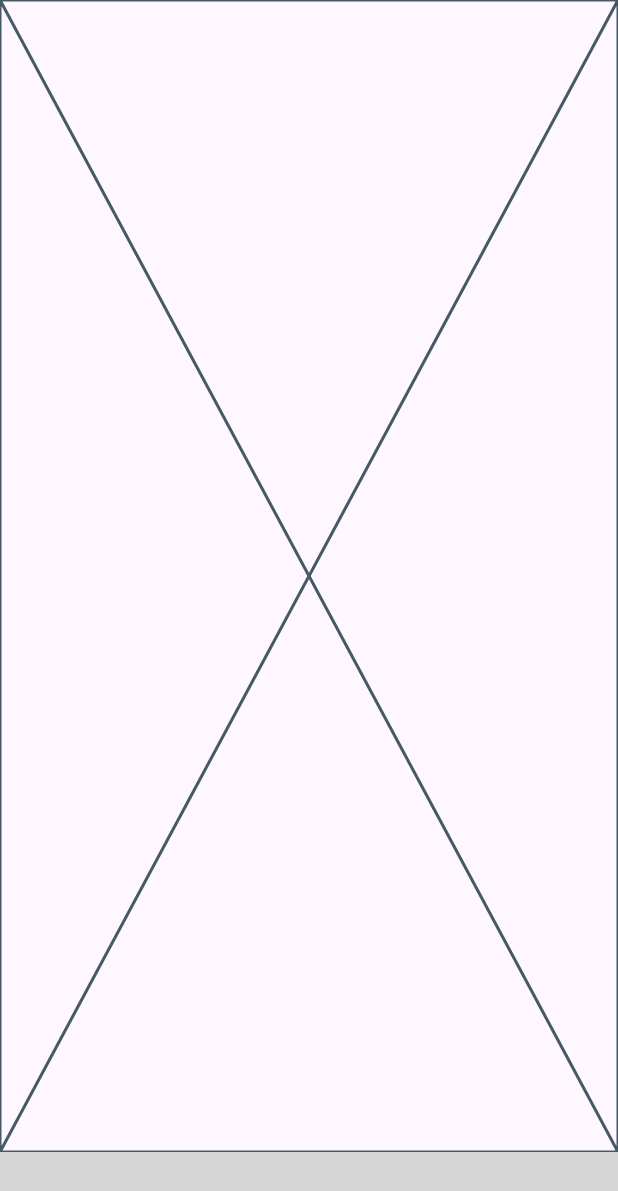
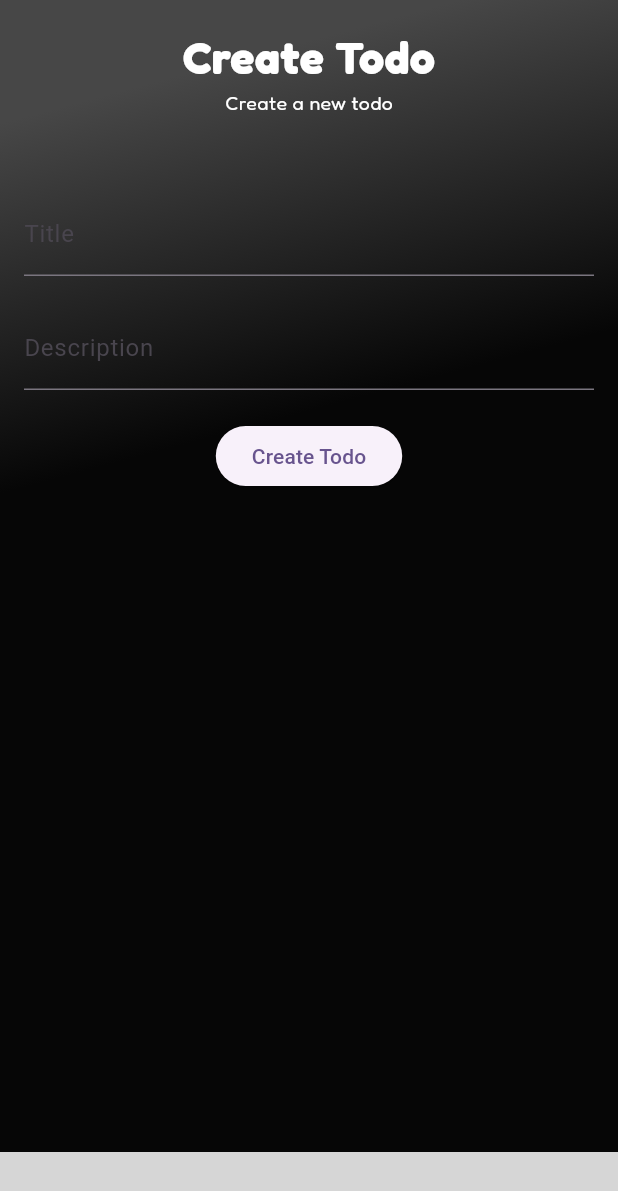
Before and after one commit to AbuBakar044/todo_app_batch_9, a Flutter app: the BottomBarScreen screen opened directly, swiped to page 2, on a phone screen of 412 x 824 dp. Shown: the top 1191 px of the screen. Run offline on Flutter 3.47's test engine with Material 3 defaults, Android fonts, the phone set to English and light mode, and no system bars; our stand-ins replace cloud_firestore, firebase_auth, firebase_core, get, google_fonts, google_sign_in and 1 more; missing offline and left inert: bottom_bar; accounts and stored records are empty; grey boxes are pictures that could not be loaded.

Commit message:
Added Todos to Firebase
Added Todos to Firebase

```diff
--- a/lib/constants/constants.dart
+++ b/lib/constants/constants.dart
@@ -1,4 +1,5 @@
 import 'package:flutter/material.dart';
+import 'package:get/get.dart';
 import 'package:google_fonts/google_fonts.dart';
 
 import '../utils/colors.dart';
@@ -10,7 +11,7 @@ const kTodosCollection = 'todos';
 
 //Fonts
 
- String? kFreedokaFont = GoogleFonts.fredoka().fontFamily;
+String? kFreedokaFont = GoogleFonts.fredoka().fontFamily;
 
 //App Gradient
 
@@ -34,3 +35,12 @@ String? customValidator(String? val) {
     return '*please fill this field';
   }
 }
+
+Widget bgContainer({Widget? child}) {
+  return Container(
+    height: Get.height,
+    width: Get.width,
+    decoration: BoxDecoration(gradient: appGradient()),
+    child: child,
+  );
+}
--- /dev/null
+++ b/lib/controllers/createtodo/create_todo_controller.dart
@@ -0,0 +1,39 @@
+import 'package:cloud_firestore/cloud_firestore.dart';
+import 'package:get/get.dart';
+import 'package:shared_preferences/shared_preferences.dart';
+import 'package:todo_app_batch_9/constants/constants.dart';
+
+class CreateToDoController extends GetxController {
+  String? userId;
+  @override
+  void onInit() {
+    getUserId;
+    super.onInit();
+  }
+
+  Future<void> getUserId() async {
+    print('......................This is User ID');
+    SharedPreferences sharedPreferences = await SharedPreferences.getInstance();
+
+    if (sharedPreferences.containsKey('user')) {
+      userId = sharedPreferences.getString('user');
+
+
+      print('......................This is User ID $userId');
+    }
+  }
+
+  Future<void> saveTodoToDB(String title, String desc) async {
+    FirebaseFirestore firebaseFirestore = FirebaseFirestore.instance;
+
+    firebaseFirestore
+        .collection(kUserCollection)
+        .doc(userId)
+        .update({'todo': FieldValue.arrayUnion([{
+           'title': title,
+           'dessc':desc,
+        }
+
+        ])});
+  }
+}
--- a/lib/view/bottom_bar_screen.dart
+++ b/lib/view/bottom_bar_screen.dart
@@ -21,7 +21,7 @@ class _BottomBarScreenState extends State<BottomBarScreen> {
         controller: _pageController,
         children: [
           HomeScreen(),
-          CreateToDoScreen(),
+          CreateTodoScreen(),
           CalenderScreen(),
         ],
         onPageChanged: (index) {
--- a/lib/view/createtodo/create_todo_screen.dart
+++ b/lib/view/createtodo/create_todo_screen.dart
@@ -1,15 +1,105 @@
 import 'package:flutter/material.dart';
+import 'package:get/get.dart';
+import 'package:todo_app_batch_9/constants/constants.dart';
+import 'package:todo_app_batch_9/controllers/createtodo/create_todo_controller.dart';
 
-class CreateToDoScreen extends StatefulWidget {
-  const CreateToDoScreen({super.key});
+import '../../utils/colors.dart';
+import '../../widgets/my_text.dart';
+
+class CreateTodoScreen extends StatefulWidget {
+  CreateTodoScreen({super.key});
 
   @override
-  State<CreateToDoScreen> createState() => _CreateToDoScreenState();
+  State<CreateTodoScreen> createState() => _CreateTodoScreenState();
 }
 
-class _CreateToDoScreenState extends State<CreateToDoScreen> {
+class _CreateTodoScreenState extends State<CreateTodoScreen> {
+  final TextEditingController titleController = TextEditingController();
+
+  final TextEditingController descriptionController = TextEditingController();
+
+  final creatTodoCtrl = Get.put<CreateToDoController>(CreateToDoController());
+
+  @override
+  void initState() {
+    creatTodoCtrl.getUserId();
+    super.initState();
+  }
+
   @override
   Widget build(BuildContext context) {
-    return const Placeholder();
+    print('.........................Running');
+    return Scaffold(
+      body: bgContainer(
+        child: Padding(
+          padding: const EdgeInsets.all(16.0),
+          child: SafeArea(
+            child: Column(
+              children: [
+                Column(
+                  mainAxisAlignment: MainAxisAlignment.center,
+                  crossAxisAlignment: CrossAxisAlignment.center,
+                  children: [
+                    MyText(
+                      text: 'Create Todo',
+                      size: 30.0,
+                      color: kWhiteColor,
+                      weight: FontWeight.bold,
+                      family: kFreedokaFont,
+                    ),
+                    MyText(
+                      text: 'Create a new todo',
+                      color: kWhiteColor,
+                      size: 13,
+                      family: kFreedokaFont,
+                    )
+                  ],
+                ),
+                const SizedBox(
+                  height: 50.0,
+                ),
+                Column(
+                  mainAxisAlignment: MainAxisAlignment.center,
+                  children: [
+                    TextFormField(
+                      controller: titleController,
+                      decoration: InputDecoration(labelText: 'Title'),
+                    ),
+                    SizedBox(height: 20),
+                    TextFormField(
+                      controller: descriptionController,
+                      decoration: InputDecoration(labelText: 'Description'),
+                    ),
+                    SizedBox(height: 20),
+                    ElevatedButton(
+                      onPressed: () {
+                        // Add your logic to create the todo here
+                        String title = titleController.text;
+                        String description = descriptionController.text;
+
+                        // Validate input (you can add more validation)
+                        if (title.isNotEmpty && description.isNotEmpty) {
+                          // Create the todo and navigate back
+                          // You can use Get.to() or Navigator.push() here
+
+                          creatTodoCtrl.saveTodoToDB(title, description);
+                        } else {
+                          Get.snackbar(
+                            'Validation Error',
+                            'Please fill in both title and description fields.',
+                            snackPosition: SnackPosition.BOTTOM,
+                          );
+                        }
+                      },
+                      child: Text('Create Todo'),
+                    ),
+                  ],
+                ),
+              ],
+            ),
+          ),
+        ),
+      ),
+    );
   }
 }
```
Also changed, not shown: lib/view/home/home_screen,.dart (+1 -6 lines), lib/view/splash_screen.dart (+1 -7 lines).
